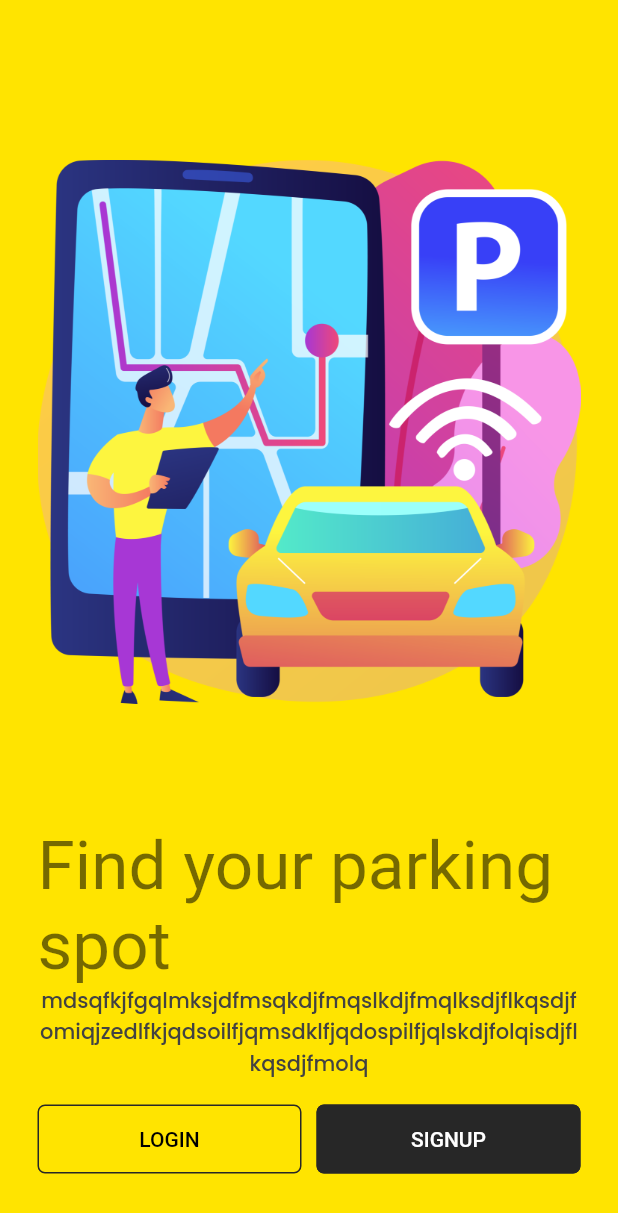
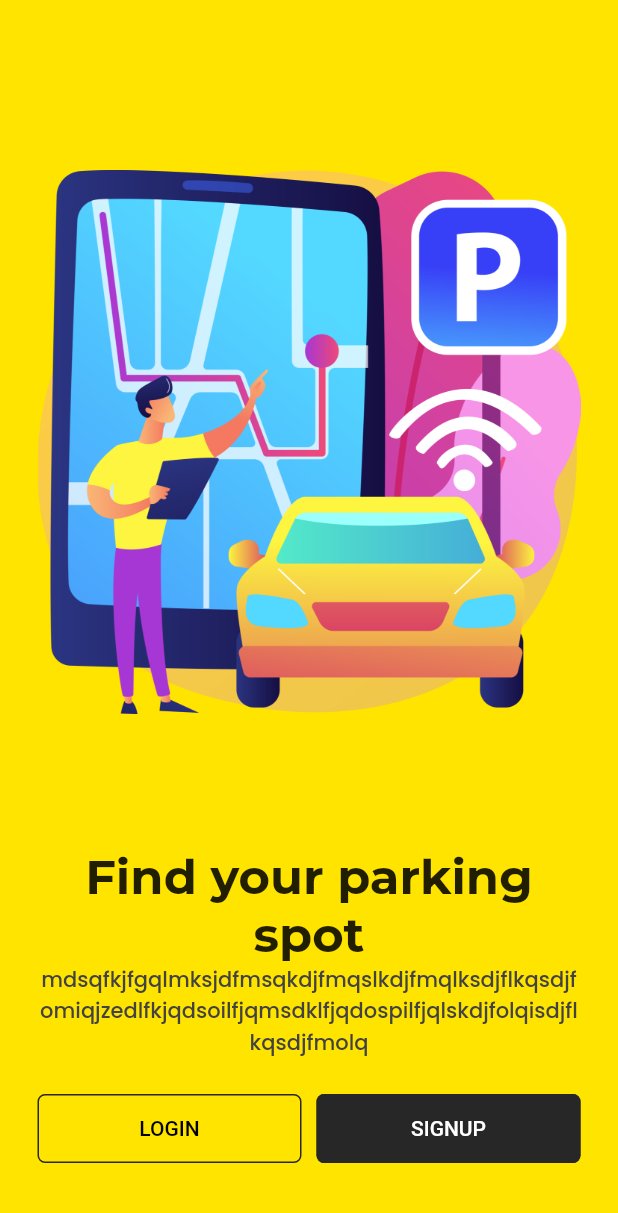
Before and after one commit to YorgiDeSchrijver/Park_app, a Flutter app: the screen it shows after launch, on a phone screen of 412 x 824 dp. Shown: the top 1213 px of the screen. Run offline on Flutter 3.47's test engine with Material 2 defaults, Android fonts, the phone set to English and light mode, and no system bars; our stand-ins replace cloud_firestore, firebase_auth, firebase_core, flutter_otp_text_field, get, google_fonts and 2 more; accounts and stored records are empty.

Commit message:
changing some fonttypes

```diff
--- a/lib/src/features/authentication/screens/Login/widgets/login_footer_widget.dart
+++ b/lib/src/features/authentication/screens/Login/widgets/login_footer_widget.dart
@@ -1,7 +1,9 @@
 import 'package:flutter/material.dart';
+import 'package:get/get.dart';
 import 'package:project/src/constants/image_strings.dart';
 import 'package:project/src/constants/sizes.dart';
 import 'package:project/src/constants/text_strings.dart';
+import 'package:project/src/features/authentication/screens/Sign%20Up/signup_screen.dart';
 
 class LoginFooterWidget extends StatelessWidget {
   const LoginFooterWidget({
@@ -47,7 +49,7 @@
         ),
         const SizedBox(height: formHeight - 20),
         TextButton(
-          onPressed: () {},
+          onPressed: () {Get.to(() => const SignUpScreen());},
           child: Text.rich(
             TextSpan(
               text: dontHaveAnAccount,
--- a/lib/src/features/authentication/screens/welcome/welcome_screen.dart
+++ b/lib/src/features/authentication/screens/welcome/welcome_screen.dart
@@ -28,9 +28,9 @@
             Image(image: const AssetImage(welcomeScreenImage), height: height * 0.6),
             Column(
               children: [
-                Text(welcomeTitle, style: Theme.of(context).textTheme.headline3),
+                Text(welcomeTitle, style: Theme.of(context).textTheme.headlineLarge, textAlign: TextAlign.center,),
                 Text(welcomeSubTitle,
-                    style: Theme.of(context).textTheme.bodyText1,
+                    style: Theme.of(context).textTheme.bodyLarge,
                     textAlign: TextAlign.center),
               ],
             ),
--- a/lib/src/features/core/controllers/profile_controller.dart
+++ b/lib/src/features/core/controllers/profile_controller.dart
@@ -16,4 +16,8 @@
       Get.snackbar("Error", "Login to continue");
     }
   }
+
+  logout(){
+    _authRepo.logout();
+  }
 }
--- a/lib/src/features/core/screens/Profile/profile_screen.dart
+++ b/lib/src/features/core/screens/Profile/profile_screen.dart
@@ -5,6 +5,7 @@
 import 'package:project/src/constants/image_strings.dart';
 import 'package:project/src/constants/sizes.dart';
 import 'package:project/src/constants/text_strings.dart';
+import 'package:project/src/features/core/controllers/profile_controller.dart';
 import 'package:project/src/features/core/screens/Profile/update_profile_screen.dart';
 import 'package:project/src/features/core/screens/Profile/widgets/profile_menu_widget.dart';
 import 'package:project/src/repository/authentication_repository/authentication_repository.dart';
@@ -14,6 +15,7 @@
 
   @override
   Widget build(BuildContext context) {
+    final controller = Get.put(ProfileController());
     var isDark = MediaQuery.of(context).platformBrightness == Brightness.dark;
     return Scaffold(
       appBar: AppBar(
@@ -112,7 +114,7 @@
                   icon: LineAwesomeIcons.alternate_sign_out,
                   textColor: Colors.red,
                   endIcon: false,
-                  onPress: () {}),
+                  onPress: () {controller.logout();}),
             ],
           ),
         ),
--- a/lib/src/utils/theme/widget_themes/text_field_theme.dart
+++ b/lib/src/utils/theme/widget_themes/text_field_theme.dart
@@ -8,7 +8,6 @@
     prefixIconColor: secondaryColor,
     floatingLabelStyle: TextStyle(color: secondaryColor),
     focusedBorder: OutlineInputBorder(
-      borderRadius: BorderRadius.circular(100),
       borderSide: BorderSide(width: 2, color: secondaryColor),
     ),
   );
@@ -18,7 +17,6 @@
     prefixIconColor: primaryColor,
     floatingLabelStyle: TextStyle(color: primaryColor),
     focusedBorder: OutlineInputBorder(
-      borderRadius: BorderRadius.circular(100),
       borderSide: BorderSide(width: 2, color: primaryColor),
     ),
   );
```
